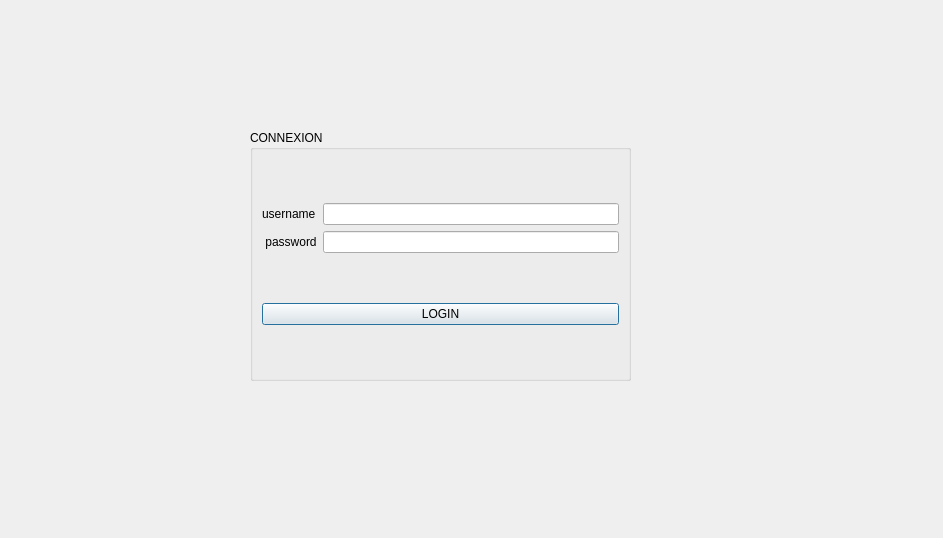
anasjoo/projet_Airport1, file login.ui: the form before one commit.
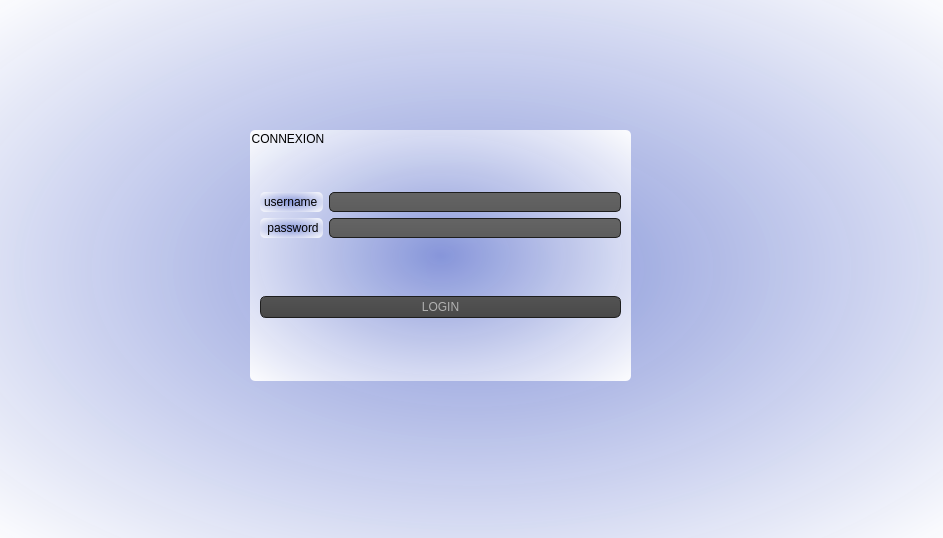
The form after the commit. Icons and pictures are not drawn.

```diff
--- a/login.ui
+++ b/login.ui
@@ -13,6 +13,963 @@
   <property name="windowTitle">
    <string>Dialog</string>
   </property>
+  <property name="styleSheet">
+   <string notr="true">QToolTip
+
+{
+
+     border: 1px solid black;
+
+     background-color: #ffa02f;
+
+     padding: 1px;
+
+     border-radius: 3px;
+
+     opacity: 100;
+
+}
+
+QFrame
+
+{
+
+	background-color: rgb(98, 98, 98);
+
+}
+
+
+
+QWidget
+
+{
+
+/* widget-&gt;setStyleSheet(&quot;background-color: transparent;&quot;);
+
+widget-&gt;setWindowFlags(Qt::FramelessWindowHint);   //No windowing
+
+widget-&gt;setAttribute(Qt::WA_TranslucentBackground); // No background*/
+
+	color: rgb(0, 0, 0);
+
+ /*  color: #b1b1b1;*/
+
+ 
+
+	background-color: qradialgradient(spread:pad, cx:0.5, cy:0.5, radius:0.732, fx:0.5, fy:0.5, stop:0 rgba(134, 149, 217, 245), stop:1 rgba(255, 255, 255, 255));
+
+	/*background-color: qradialgradient(spread:pad, cx:0.5, cy:0.5, radius:0.752, fx:0.513, fy:0.511364, stop:0 rgba(93, 63, 211, 255), stop:1 rgba(255, 255, 255, 255));*/
+
+
+
+  padding: 1px;
+
+   /* border-style: solid;
+
+  /*  border: 1px solid #1e1e1e;*/
+
+    border-radius: 5;
+
+  /* background-color: #674ea7;*/
+
+/*#323232; loun el page mtaa e l ajout w mtaa el supprimer w el adition w el affichage */
+
+}
+
+
+
+QWidget:item:hover
+
+{
+
+    background-color: QLinearGradient( x1: 0, y1: 0, x2: 0, y2: 1, stop: 0 #ffa02f, stop: 1 #ca0619);
+
+    color: #000000;
+
+}
+
+
+
+QWidget:item:selected
+
+{
+
+    background-color: QLinearGradient( x1: 0, y1: 0, x2: 0, y2: 1, stop: 0 #ffa02f, stop: 1 #d7801a);
+
+}
+
+
+
+QMenuBar::item
+
+{
+
+    background: transparent;
+
+}
+
+
+
+QMenuBar::item:selected
+
+{
+
+    background: transparent;
+
+    border: 1px solid #ffaa00;
+
+}
+
+
+
+QMenuBar::item:pressed
+
+{
+
+    background: #444;
+
+    border: 1px solid #000;
+
+    background-color: QLinearGradient(
+
+        x1:0, y1:0,
+
+        x2:0, y2:1,
+
+        stop:1 #212121,
+
+        stop:0.4 #343434/*,
+
+        stop:0.2 #343434,
+
+        stop:0.1 #ffaa00*/
+
+    );
+
+    margin-bottom:-1px;
+
+    padding-bottom:1px;
+
+}
+
+
+
+QMenu
+
+{
+
+    border: 1px solid #000;
+
+}
+
+
+
+QMenu::item
+
+{
+
+    padding: 2px 20px 2px 20px;
+
+}
+
+
+
+QMenu::item:selected
+
+{
+
+    color: #000000;
+
+}
+
+
+
+QWidget:disabled
+
+{
+
+    color: #404040;
+
+    background-color: #323232;
+
+}
+
+
+
+QAbstractItemView
+
+{
+
+    background-color: QLinearGradient( x1: 0, y1: 0, x2: 0, y2: 1, stop: 0 #4d4d4d, stop: 0.1 #646464, stop: 1 #5d5d5d);
+
+}
+
+
+
+QWidget:focus
+
+{
+
+    /*border: 2px solid QLinearGradient( x1: 0, y1: 0, x2: 0, y2: 1, stop: 0 #ffa02f, stop: 1 #d7801a);*/
+
+}
+
+
+
+QLineEdit
+
+{
+
+    background-color: QLinearGradient( x1: 0, y1: 0, x2: 0, y2: 1, stop: 0 #4d4d4d, stop: 0 #646464, stop: 1 #5d5d5d);
+
+    padding: 1px;
+
+    border-style: solid;
+
+    border: 1px solid #1e1e1e;
+
+    border-radius: 5;
+
+}
+
+
+
+QPushButton
+
+{
+
+    color: #b1b1b1;
+
+    background-color: QLinearGradient( x1: 0, y1: 0, x2: 0, y2: 1, stop: 0 #565656, stop: 0.1 #525252, stop: 0.5 #4e4e4e, stop: 0.9 #4a4a4a, stop: 1 #464646);
+
+    border-width: 1px;
+
+    border-color: #1e1e1e;
+
+    border-style: solid;
+
+    border-radius: 6;
+
+    padding: 3px;
+
+    font-size: 12px;
+
+    padding-left: 5px;
+
+    padding-right: 5px;
+
+}
+
+
+
+QPushButton:pressed
+
+{
+
+    background-color: QLinearGradient( x1: 0, y1: 0, x2: 0, y2: 1, stop: 0 #2d2d2d, stop: 0.1 #2b2b2b, stop: 0.5 #292929, stop: 0.9 #282828, stop: 1 #252525);
+
+}
+
+
+
+QComboBox
+
+{
+
+    selection-background-color: #ffaa00;
+
+    background-color: QLinearGradient( x1: 0, y1: 0, x2: 0, y2: 1, stop: 0 #565656, stop: 0.1 #525252, stop: 0.5 #4e4e4e, stop: 0.9 #4a4a4a, stop: 1 #464646);
+
+    border-style: solid;
+
+    border: 1px solid #1e1e1e;
+
+    border-radius: 5;
+
+}
+
+
+
+QComboBox:hover,QPushButton:hover
+
+{
+
+    border: 2px solid QLinearGradient( x1: 0, y1: 0, x2: 0, y2: 1, stop: 0 #ffa02f, stop: 1 #d7801a);
+
+}
+
+
+
+
+
+QComboBox:on
+
+{
+
+    padding-top: 3px;
+
+    padding-left: 4px;
+
+    background-color: QLinearGradient( x1: 0, y1: 0, x2: 0, y2: 1, stop: 0 #2d2d2d, stop: 0.1 #2b2b2b, stop: 0.5 #292929, stop: 0.9 #282828, stop: 1 #252525);
+
+    selection-background-color: #ffaa00;
+
+}
+
+
+
+QComboBox QAbstractItemView
+
+{
+
+    border: 2px solid darkgray;
+
+    selection-background-color: QLinearGradient( x1: 0, y1: 0, x2: 0, y2: 1, stop: 0 #ffa02f, stop: 1 #d7801a);
+
+}
+
+
+
+QComboBox::drop-down
+
+{
+
+     subcontrol-origin: padding;
+
+     subcontrol-position: top right;
+
+     width: 15px;
+
+
+
+     border-left-width: 0px;
+
+     border-left-color: darkgray;
+
+     border-left-style: solid; /* just a single line */
+
+     border-top-right-radius: 3px; /* same radius as the QComboBox */
+
+     border-bottom-right-radius: 3px;
+
+ }
+
+
+
+QComboBox::down-arrow
+
+{
+
+     image: url(:/down_arrow.png);
+
+}
+
+
+
+QGroupBox:focus
+
+{
+
+border: 2px solid QLinearGradient( x1: 0, y1: 0, x2: 0, y2: 1, stop: 0 #ffa02f, stop: 1 #d7801a);
+
+}
+
+
+
+QTextEdit:focus
+
+{
+
+    border: 2px solid QLinearGradient( x1: 0, y1: 0, x2: 0, y2: 1, stop: 0 #ffa02f, stop: 1 #d7801a);
+
+}
+
+
+
+QScrollBar:horizontal {
+
+     border: 1px solid #222222;
+
+     background: QLinearGradient( x1: 0, y1: 0, x2: 0, y2: 1, stop: 0.0 #121212, stop: 0.2 #282828, stop: 1 #484848);
+
+     height: 7px;
+
+     margin: 0px 16px 0 16px;
+
+}
+
+
+
+QScrollBar::handle:horizontal
+
+{
+
+      background: QLinearGradient( x1: 0, y1: 0, x2: 1, y2: 0, stop: 0 #ffa02f, stop: 0.5 #d7801a, stop: 1 #ffa02f);
+
+      min-height: 20px;
+
+      border-radius: 2px;
+
+}
+
+
+
+QScrollBar::add-line:horizontal {
+
+      border: 1px solid #1b1b19;
+
+      border-radius: 2px;
+
+      background: QLinearGradient( x1: 0, y1: 0, x2: 1, y2: 0, stop: 0 #ffa02f, stop: 1 #d7801a);
+
+      width: 14px;
+
+      subcontrol-position: right;
+
+      subcontrol-origin: margin;
+
+}
+
+
+
+QScrollBar::sub-line:horizontal {
+
+      border: 1px solid #1b1b19;
+
+      border-radius: 2px;
+
+      background: QLinearGradient( x1: 0, y1: 0, x2: 1, y2: 0, stop: 0 #ffa02f, stop: 1 #d7801a);
+
+      width: 14px;
+
+     subcontrol-position: left;
+
+     subcontrol-origin: margin;
+
+}
+
+
+
+QScrollBar::right-arrow:horizontal, QScrollBar::left-arrow:horizontal
+
+{
+
+      border: 1px solid black;
+
+      width: 1px;
+
+      height: 1px;
+
+      background: white;
+
+}
+
+
+
+QScrollBar::add-page:horizontal, QScrollBar::sub-page:horizontal
+
+{
+
+      background: none;
+
+}
+
+
+
+QScrollBar:vertical
+
+{
+
+      background: QLinearGradient( x1: 0, y1: 0, x2: 1, y2: 0, stop: 0.0 #121212, stop: 0.2 #282828, stop: 1 #484848);
+
+      width: 7px;
+
+      margin: 16px 0 16px 0;
+
+      border: 1px solid #222222;
+
+}
+
+
+
+QScrollBar::handle:vertical
+
+{
+
+      background: QLinearGradient( x1: 0, y1: 0, x2: 0, y2: 1, stop: 0 #ffa02f, stop: 0.5 #d7801a, stop: 1 #ffa02f);
+
+      min-height: 20px;
+
+      border-radius: 2px;
+
+}
+
+
+
+QScrollBar::add-line:vertical
+
+{
+
+      border: 1px solid #1b1b19;
+
+      border-radius: 2px;
+
+      background: QLinearGradient( x1: 0, y1: 0, x2: 0, y2: 1, stop: 0 #ffa02f, stop: 1 #d7801a);
+
+      height: 14px;
+
+      subcontrol-position: bottom;
+
+      subcontrol-origin: margin;
+
+}
+
+
+
+QScrollBar::sub-line:vertical
+
+{
+
+      border: 1px solid #1b1b19;
+
+      border-radius: 2px;
+
+      background: QLinearGradient( x1: 0, y1: 0, x2: 0, y2: 1, stop: 0 #d7801a, stop: 1 #ffa02f);
+
+      height: 14px;
+
+      subcontrol-position: top;
+
+      subcontrol-origin: margin;
+
+}
+
+
+
+QScrollBar::up-arrow:vertical, QScrollBar::down-arrow:vertical
+
+{
+
+      border: 1px solid black;
+
+      width: 1px;
+
+      height: 1px;
+
+      background: white;
+
+}
+
+
+
+
+
+QScrollBar::add-page:vertical, QScrollBar::sub-page:vertical
+
+{
+
+      background: none;
+
+}
+
+
+
+QTextEdit
+
+{
+
+    background-color: #242424;
+
+}
+
+
+
+QPlainTextEdit
+
+{
+
+    background-color: #242424;
+
+}
+
+
+
+QHeaderView::section
+
+{
+
+    background-color: QLinearGradient(x1:0, y1:0, x2:0, y2:1, stop:0 #616161, stop: 0.5 #505050, stop: 0.6 #434343, stop:1 #656565);
+
+    color: white;
+
+    padding-left: 4px;
+
+    border: 1px solid #6c6c6c;
+
+}
+
+
+
+QCheckBox:disabled
+
+{
+
+color: #414141;
+
+}
+
+
+
+QDockWidget::title
+
+{
+
+    text-align: center;
+
+    spacing: 3px; /* spacing between items in the tool bar */
+
+    background-color: QLinearGradient(x1:0, y1:0, x2:0, y2:1, stop:0 #323232, stop: 0.5 #242424, stop:1 #323232);
+
+}
+
+
+
+QDockWidget::close-button, QDockWidget::float-button
+
+{
+
+    text-align: center;
+
+    spacing: 1px; /* spacing between items in the tool bar */
+
+    background-color: QLinearGradient(x1:0, y1:0, x2:0, y2:1, stop:0 #323232, stop: 0.5 #242424, stop:1 #323232);
+
+}
+
+
+
+QDockWidget::close-button:hover, QDockWidget::float-button:hover
+
+{
+
+    background: #242424;
+
+}
+
+
+
+QDockWidget::close-button:pressed, QDockWidget::float-button:pressed
+
+{
+
+    padding: 1px -1px -1px 1px;
+
+}
+
+
+
+QMainWindow::separator
+
+{
+
+    background-color: QLinearGradient(x1:0, y1:0, x2:0, y2:1, stop:0 #161616, stop: 0.5 #151515, stop: 0.6 #212121, stop:1 #343434);
+
+    color: white;
+
+    padding-left: 4px;
+
+    border: 1px solid #4c4c4c;
+
+    spacing: 3px; /* spacing between items in the tool bar */
+
+}
+
+
+
+QMainWindow::separator:hover
+
+{
+
+
+
+    background-color: QLinearGradient(x1:0, y1:0, x2:0, y2:1, stop:0 #d7801a, stop:0.5 #b56c17 stop:1 #ffa02f);
+
+    color: white;
+
+    padding-left: 4px;
+
+    border: 1px solid #6c6c6c;
+
+    spacing: 3px; /* spacing between items in the tool bar */
+
+}
+
+
+
+QToolBar::handle
+
+{
+
+     spacing: 3px; /* spacing between items in the tool bar */
+
+     background: url(:/images/handle.png);
+
+}
+
+
+
+QMenu::separator
+
+{
+
+    height: 2px;
+
+    background-color: QLinearGradient(x1:0, y1:0, x2:0, y2:1, stop:0 #161616, stop: 0.5 #151515, stop: 0.6 #212121, stop:1 #343434);
+
+    color: white;
+
+    padding-left: 4px;
+
+    margin-left: 10px;
+
+    margin-right: 5px;
+
+}
+
+
+
+QProgressBar
+
+{
+
+    border: 2px solid grey;
+
+    border-radius: 5px;
+
+    text-align: center;
+
+}
+
+
+
+QProgressBar::chunk
+
+{
+
+    background-color: #d7801a;
+
+    width: 2.15px;
+
+    margin: 0.5px;
+
+}
+
+
+
+QTabBar::tab {
+
+    color: #b1b1b1;
+
+    border: 1px solid #444;
+
+    border-bottom-style: none;
+
+    background-color: #323232;
+
+    padding-left: 10px;
+
+    padding-right: 10px;
+
+    padding-top: 3px;
+
+    padding-bottom: 2px;
+
+    margin-right: -1px;
+
+}
+
+
+
+QTabWidget::pane {
+
+    border: 1px solid #444;
+
+    top: 1px;
+
+}
+
+
+
+QTabBar::tab:last
+
+{
+
+    margin-right: 0; /* the last selected tab has nothing to overlap with on the right */
+
+    border-top-right-radius: 3px;
+
+}
+
+
+
+QTabBar::tab:first:!selected
+
+{
+
+ margin-left: 0px; /* the last selected tab has nothing to overlap with on the right */
+
+
+
+
+
+    border-top-left-radius: 3px;
+
+}
+
+
+
+QTabBar::tab:!selected
+
+{
+
+    color: #b1b1b1;
+
+    border-bottom-style: solid;
+
+    margin-top: 3px;
+
+    background-color: QLinearGradient(x1:0, y1:0, x2:0, y2:1, stop:1 #212121, stop:.4 #343434);
+
+}
+
+
+
+QTabBar::tab:selected
+
+{
+
+    border-top-left-radius: 3px;
+
+    border-top-right-radius: 3px;
+
+    margin-bottom: 0px;
+
+}
+
+
+
+QTabBar::tab:!selected:hover
+
+{
+
+    /*border-top: 2px solid #ffaa00;
+
+    padding-bottom: 3px;*/
+
+    border-top-left-radius: 3px;
+
+    border-top-right-radius: 3px;
+
+    background-color: QLinearGradient(x1:0, y1:0, x2:0, y2:1, stop:1 #212121, stop:0.4 #343434, stop:0.2 #343434, stop:0.1 #ffaa00);
+
+}
+
+
+
+QRadioButton::indicator:checked, QRadioButton::indicator:unchecked{
+
+    color: #b1b1b1;
+
+    background-color: #323232;
+
+    border: 1px solid #b1b1b1;
+
+    border-radius: 6px;
+
+}
+
+
+
+QRadioButton::indicator:checked
+
+{
+
+    background-color: qradialgradient(
+
+        cx: 0.5, cy: 0.5,
+
+        fx: 0.5, fy: 0.5,
+
+        radius: 1.0,
+
+        stop: 0.25 #ffaa00,
+
+        stop: 0.3 #323232
+
+    );
+
+}
+
+
+
+QCheckBox::indicator{
+
+    color: #b1b1b1;
+
+    background-color: #323232;
+
+    border: 1px solid #b1b1b1;
+
+    width: 9px;
+
+    height: 9px;
+
+}
+
+
+
+QRadioButton::indicator
+
+{
+
+    border-radius: 6px;
+
+}
+
+
+
+QRadioButton::indicator:hover, QCheckBox::indicator:hover
+
+{
+
+    border: 1px solid #ffaa00;
+
+}
+
+
+
+QCheckBox::indicator:checked
+
+{
+
+    image:url(:/images/checkbox.png);
+
+}
+
+
+
+QCheckBox::indicator:disabled, QRadioButton::indicator:disabled
+
+{
+
+    border: 1px solid #444;
+
+}
+
+
+
+</string>
+  </property>
   <widget class="QGroupBox" name="groupBox">
    <property name="geometry">
     <rect>
```
